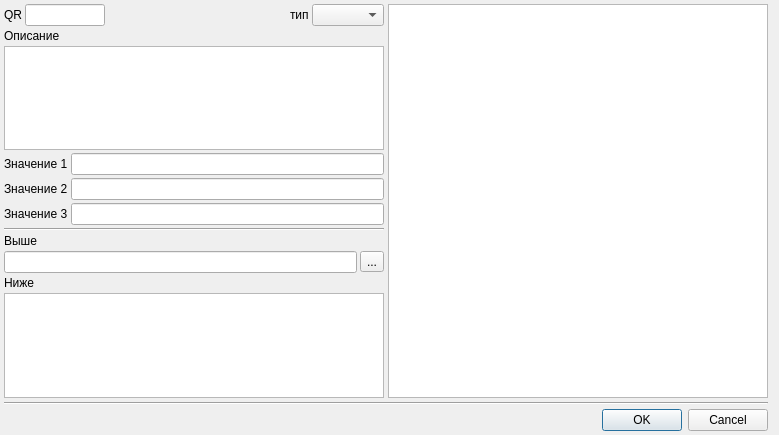
The window that item_dialog.ui (ChromVanadium/InventarIO) describes before a commit, drawn with Qt 5.
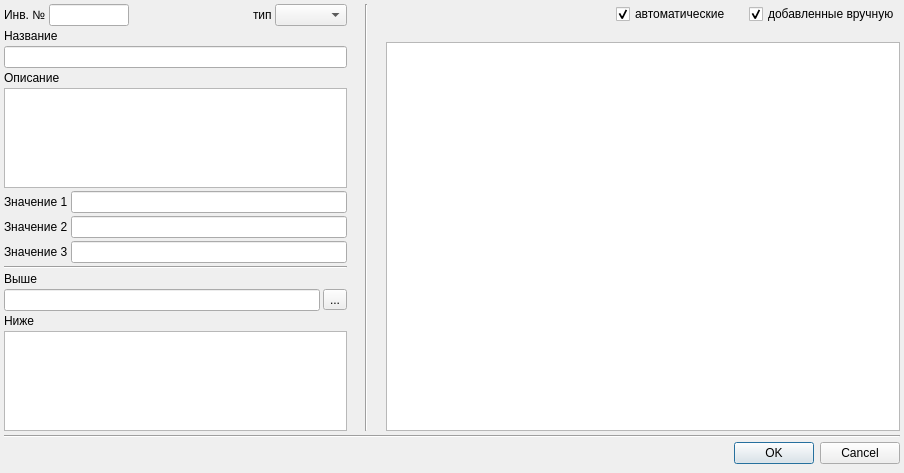
The same window after the commit.

What changed in the file:
```diff
--- a/item_dialog.ui
+++ b/item_dialog.ui
@@ -6,8 +6,8 @@
    <rect>
     <x>0</x>
     <y>0</y>
-    <width>779</width>
-    <height>435</height>
+    <width>904</width>
+    <height>473</height>
    </rect>
   </property>
   <property name="windowTitle">
@@ -23,11 +23,17 @@
    <property name="topMargin">
     <number>4</number>
    </property>
+   <property name="rightMargin">
+    <number>4</number>
+   </property>
    <property name="bottomMargin">
-    <number>4</number>
+    <number>9</number>
    </property>
    <item>
-    <layout class="QHBoxLayout" name="horizontalLayout" stretch="0,0">
+    <layout class="QHBoxLayout" name="horizontalLayout" stretch="2,0,3">
+     <property name="spacing">
+      <number>18</number>
+     </property>
      <property name="topMargin">
       <number>0</number>
      </property>
@@ -47,7 +53,7 @@
          <item>
           <widget class="QLabel" name="label_8">
            <property name="text">
-            <string>QR</string>
+            <string>Инв. №</string>
            </property>
           </widget>
          </item>
@@ -86,6 +92,16 @@
          </item>
         </layout>
        </item>
+       <item>
+        <widget class="QLabel" name="label_5">
+         <property name="text">
+          <string>Название</string>
+         </property>
+        </widget>
+       </item>
+       <item>
+        <widget class="QLineEdit" name="edName"/>
+       </item>
        <item>
         <widget class="QLabel" name="label_2">
          <property name="text">
@@ -182,11 +198,58 @@
        </item>
       </layout>
      </item>
+     <item>
+      <widget class="Line" name="line_3">
+       <property name="orientation">
+        <enum>Qt::Vertical</enum>
+       </property>
+      </widget>
+     </item>
      <item>
       <layout class="QVBoxLayout" name="verticalLayout_3">
        <property name="rightMargin">
         <number>0</number>
        </property>
+       <item>
+        <layout class="QHBoxLayout" name="horizontalLayout_3">
+         <property name="topMargin">
+          <number>0</number>
+         </property>
+         <item>
+          <spacer name="horizontalSpacer_2">
+           <property name="orientation">
+            <enum>Qt::Horizontal</enum>
+           </property>
+           <property name="sizeHint" stdset="0">
+            <size>
+             <width>40</width>
+             <height>20</height>
+            </size>
+           </property>
+          </spacer>
+         </item>
+         <item>
+          <widget class="QCheckBox" name="ck0">
+           <property name="text">
+            <string>автоматические</string>
+           </property>
+           <property name="checked">
+            <bool>true</bool>
+           </property>
+          </widget>
+         </item>
+         <item>
+          <widget class="QCheckBox" name="ck1">
+           <property name="text">
+            <string>добавленные вручную</string>
+           </property>
+           <property name="checked">
+            <bool>true</bool>
+           </property>
+          </widget>
+         </item>
+        </layout>
+       </item>
        <item>
         <widget class="QTableWidget" name="tableWidget">
          <property name="editTriggers">
```
